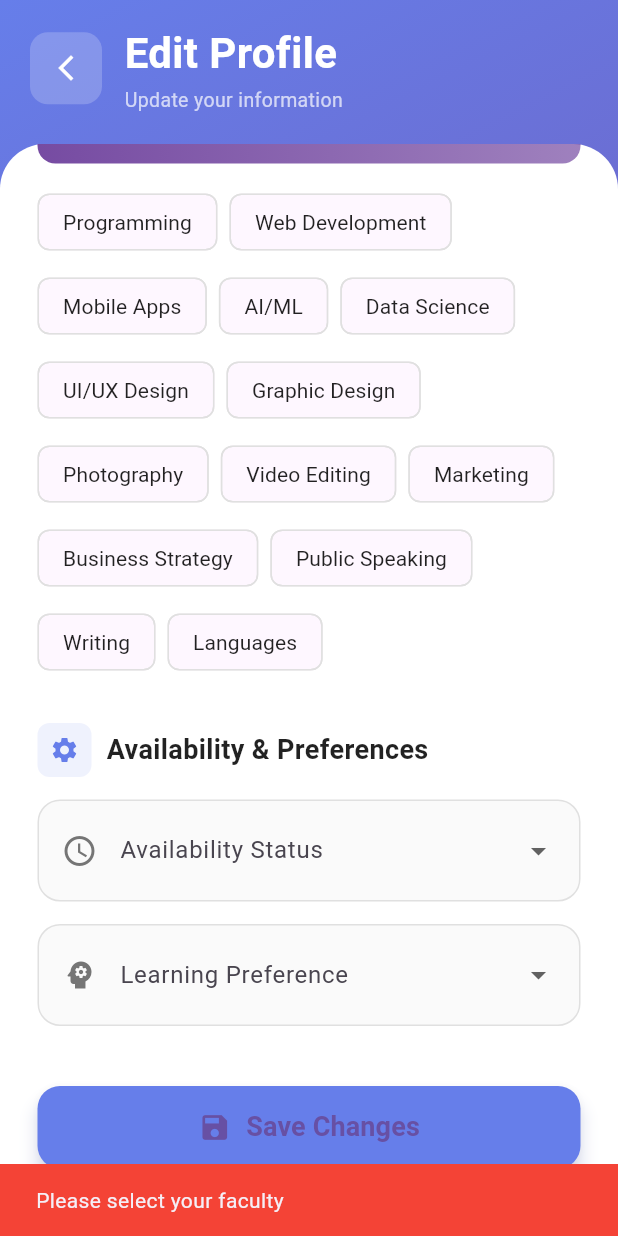
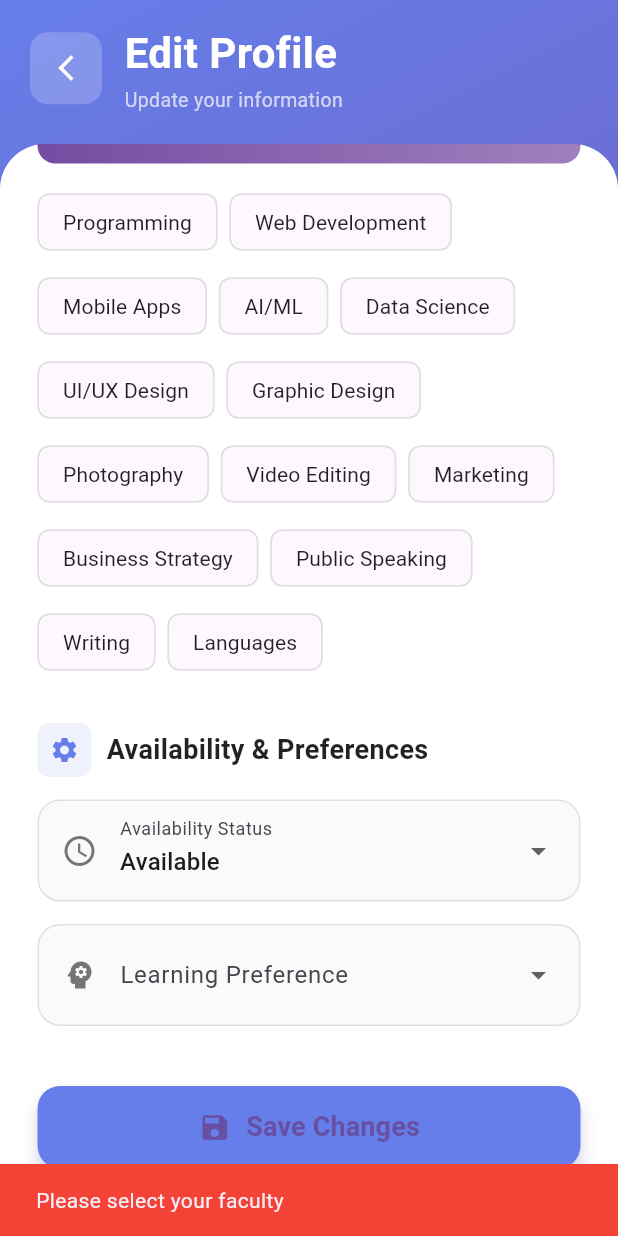
Before and after one commit to Domaduios/talend-x, a Flutter app: the EditProfileScreen screen opened directly, scrolled down 1338 dp, after a tap on "Save Changes", on a phone screen of 412 x 824 dp. Run offline on Flutter 3.47's test engine with Material 3 defaults, Android fonts, the phone set to English and light mode, and no system bars; our stand-ins replace package_info_plus, shared_preferences, supabase_flutter, table_calendar; accounts and stored records are empty.

Commit message:
fix: profile availability JSONB crash, logout dialog navigation, and realtime error handling

```diff
--- a/lib/edit_profile_screen.dart
+++ b/lib/edit_profile_screen.dart
@@ -129,7 +129,8 @@ class _EditProfileScreenState extends State<EditProfileScreen>
               _phoneController.text = userData['phone'] as String? ?? '';
               _bioController.text = userData['bio'] as String? ?? '';
               _selectedFaculty = userData['faculty'] as String? ?? '';
-              _selectedAvailability = userData['availability'] as String? ?? 'Available';
+              final rawAvail = userData['availability'];
+              _selectedAvailability = rawAvail is String && _availabilityOptions.contains(rawAvail) ? rawAvail : (rawAvail is Map && rawAvail['status'] is String && _availabilityOptions.contains(rawAvail['status'])) ? rawAvail['status'] as String : 'Available';
               _selectedPreference =
                   userData['preference'] as String? ?? 'Hybrid (Online + In-Person)';
               _selectedTeachSkills = List<String>.from(
@@ -231,7 +232,7 @@ class _EditProfileScreenState extends State<EditProfileScreen>
               : null,
           'bio': _bioController.text.trim(),
           'faculty': _selectedFaculty,
-          'availability': _selectedAvailability ?? 'Available',
+          'availability': {'status': _selectedAvailability ?? 'Available'},
           'preference': _selectedPreference ?? 'Hybrid (Online + In-Person)',
           'teachSkills': _selectedTeachSkills,
           'learnSkills': _selectedLearnSkills,
--- a/lib/services/supabase_db.dart
+++ b/lib/services/supabase_db.dart
@@ -1,3 +1,4 @@
+import 'dart:async';
 import 'package:supabase_flutter/supabase_flutter.dart';
 import 'supabase_service.dart';
 
@@ -294,7 +295,8 @@ class DbDocRef {
         .eq('id', id)
         .map((rows) => rows.isEmpty
             ? DbDocSnapshot(id, null, table)
-            : DbDocSnapshot(id, SupabaseDb.fromPgRow(rows.first), table));
+            : DbDocSnapshot(id, SupabaseDb.fromPgRow(rows.first), table))
+        .transform(StreamTransformer.fromHandlers(handleError: (_, __, ___) {}));
   }
 }
 
@@ -427,7 +429,7 @@ class DbQuery {
         docs = docs.take(_limit).toList();
       }
       return DbQuerySnapshot(docs);
-    });
+    }).transform(StreamTransformer.fromHandlers(handleError: (_, __, ___) {}));
   }
 }
 
```
Also changed, not shown: lib/my_profile_screen.dart (+15 -13 lines), 2 other files.
